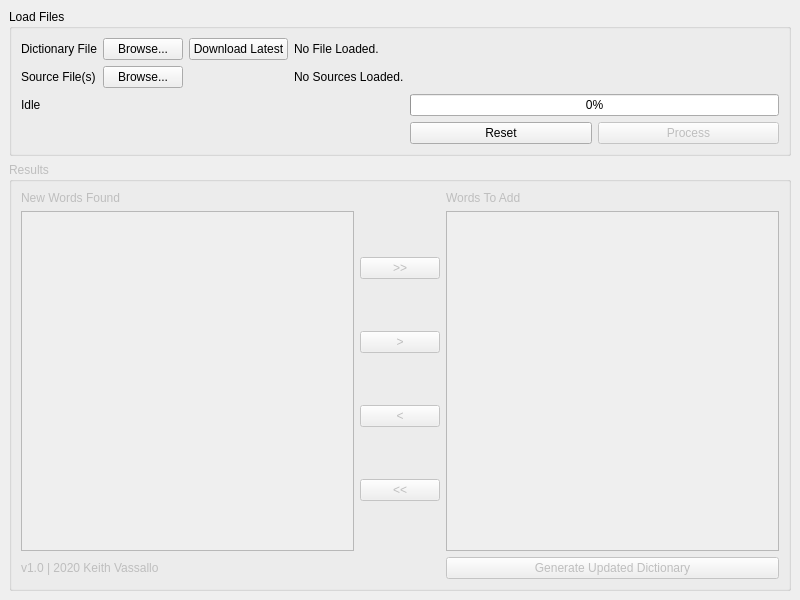
keithvassallomt/wordleech, file wordleech.ui: the form before one commit.
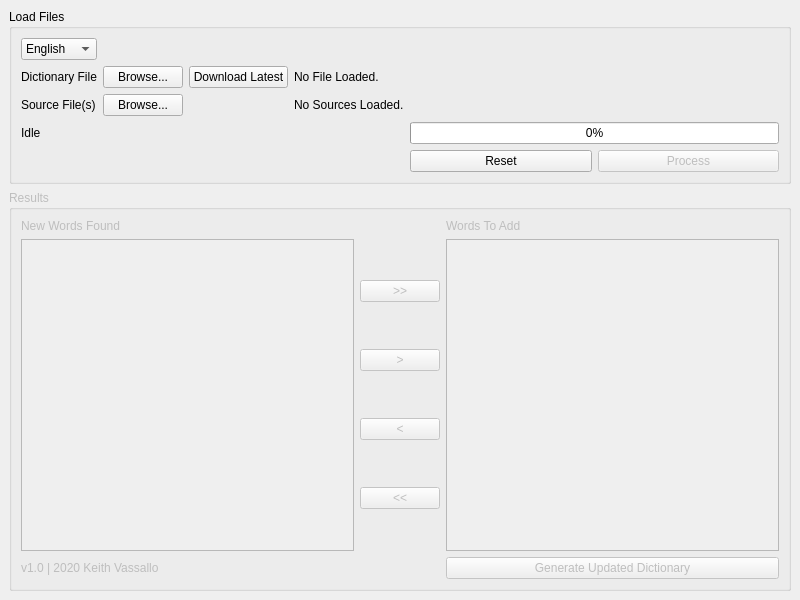
The form after the commit.

Patch:
```diff
--- a/wordleech.ui
+++ b/wordleech.ui
@@ -24,11 +24,73 @@
        <item row="1" column="0">
         <widget class="QLabel" name="label_2">
          <property name="text">
-          <string>Source File(s)</string>
+          <string>Dictionary File</string>
+         </property>
+        </widget>
+       </item>
+       <item row="3" column="0" colspan="4">
+        <widget class="QLabel" name="lbl_status">
+         <property name="text">
+          <string>Idle</string>
+         </property>
+        </widget>
+       </item>
+       <item row="1" column="4">
+        <spacer name="horizontalSpacer">
+         <property name="orientation">
+          <enum>Qt::Horizontal</enum>
+         </property>
+         <property name="sizeHint" stdset="0">
+          <size>
+           <width>40</width>
+           <height>20</height>
+          </size>
+         </property>
+        </spacer>
+       </item>
+       <item row="1" column="2">
+        <widget class="QPushButton" name="btn_download_dict">
+         <property name="text">
+          <string>Download Latest</string>
          </property>
         </widget>
        </item>
        <item row="3" column="4">
+        <widget class="QProgressBar" name="pb_process">
+         <property name="value">
+          <number>0</number>
+         </property>
+        </widget>
+       </item>
+       <item row="1" column="1">
+        <widget class="QPushButton" name="btn_load_dict">
+         <property name="text">
+          <string>Browse...</string>
+         </property>
+        </widget>
+       </item>
+       <item row="2" column="0">
+        <widget class="QLabel" name="lbl_source_file">
+         <property name="text">
+          <string>Source File(s)</string>
+         </property>
+        </widget>
+       </item>
+       <item row="1" column="3">
+        <widget class="QLabel" name="lbl_loaded_dict">
+         <property name="text">
+          <string>No File Loaded.</string>
+         </property>
+        </widget>
+       </item>
+       <item row="2" column="1">
+        <widget class="QPushButton" name="btn_load_source">
+         <property name="text">
+          <string>Browse...</string>
+         </property>
+        </widget>
+       </item>
+       <item row="4" column="4">
         <layout class="QHBoxLayout" name="horizontalLayout">
          <item>
           <widget class="QPushButton" name="btn_reset">
@@ -49,21 +111,7 @@
          </item>
         </layout>
        </item>
-       <item row="0" column="0">
-        <widget class="QLabel" name="label">
-         <property name="text">
-          <string>Dictionary File</string>
-         </property>
-        </widget>
-       </item>
        <item row="2" column="4">
-        <widget class="QProgressBar" name="pb_process">
-         <property name="value">
-          <number>0</number>
-         </property>
-        </widget>
-       </item>
-       <item row="1" column="4">
         <spacer name="horizontalSpacer_2">
          <property name="orientation">
           <enum>Qt::Horizontal</enum>
@@ -76,59 +124,25 @@
          </property>
         </spacer>
        </item>
-       <item row="0" column="4">
-        <spacer name="horizontalSpacer">
-         <property name="orientation">
-          <enum>Qt::Horizontal</enum>
-         </property>
-         <property name="sizeHint" stdset="0">
-          <size>
-           <width>40</width>
-           <height>20</height>
-          </size>
-         </property>
-        </spacer>
-       </item>
-       <item row="0" column="1">
-        <widget class="QPushButton" name="btn_load_dict">
-         <property name="text">
-          <string>Browse...</string>
-         </property>
-        </widget>
-       </item>
-       <item row="0" column="3">
-        <widget class="QLabel" name="lbl_loaded_dict">
-         <property name="text">
-          <string>No File Loaded.</string>
-         </property>
-        </widget>
-       </item>
-       <item row="1" column="1">
-        <widget class="QPushButton" name="btn_load_source">
-         <property name="text">
-          <string>Browse...</string>
-         </property>
-        </widget>
-       </item>
-       <item row="1" column="3">
+       <item row="2" column="3">
         <widget class="QLabel" name="lbl_loaded_sources">
          <property name="text">
           <string>No Sources Loaded.</string>
          </property>
         </widget>
        </item>
-       <item row="2" column="0" colspan="4">
-        <widget class="QLabel" name="lbl_status">
-         <property name="text">
-          <string>Idle</string>
-         </property>
-        </widget>
-       </item>
-       <item row="0" column="2">
-        <widget class="QPushButton" name="btn_download_dict">
-         <property name="text">
-          <string>Download Latest</string>
-         </property>
+       <item row="0" column="0">
+        <widget class="QComboBox" name="cmb_lang">
+         <item>
+          <property name="text">
+           <string>English</string>
+          </property>
+         </item>
+         <item>
+          <property name="text">
+           <string>Malti</string>
+          </property>
+         </item>
         </widget>
        </item>
       </layout>
```
Left out of the diff: 4 changed lines with no effect on the pictures.
